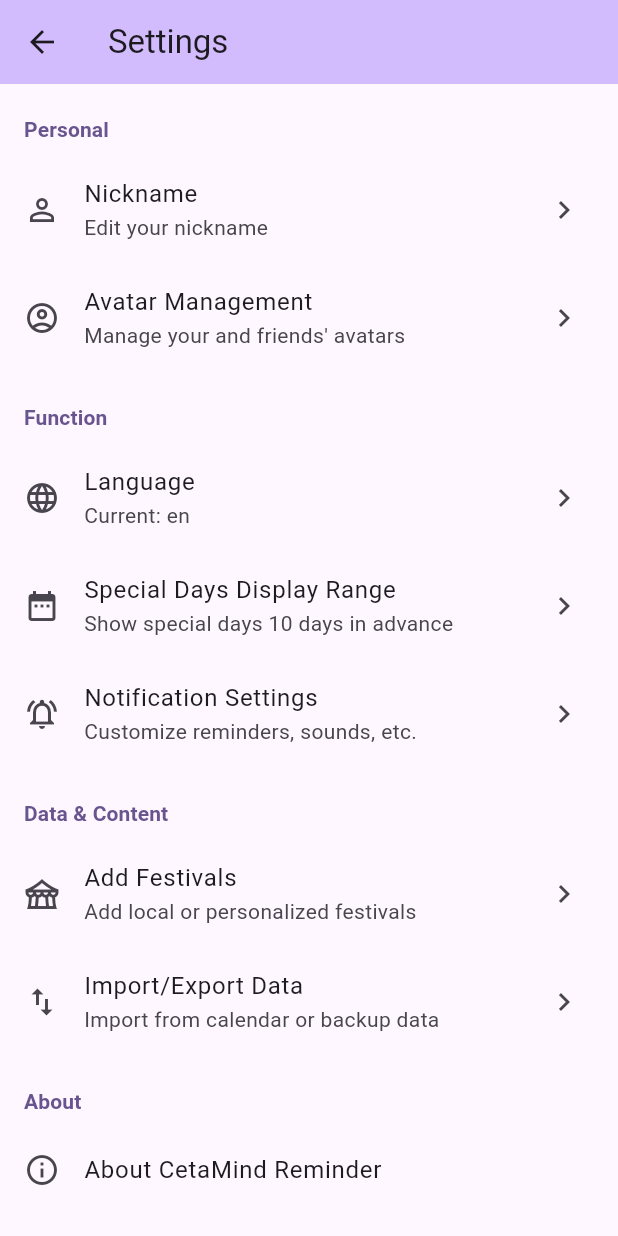
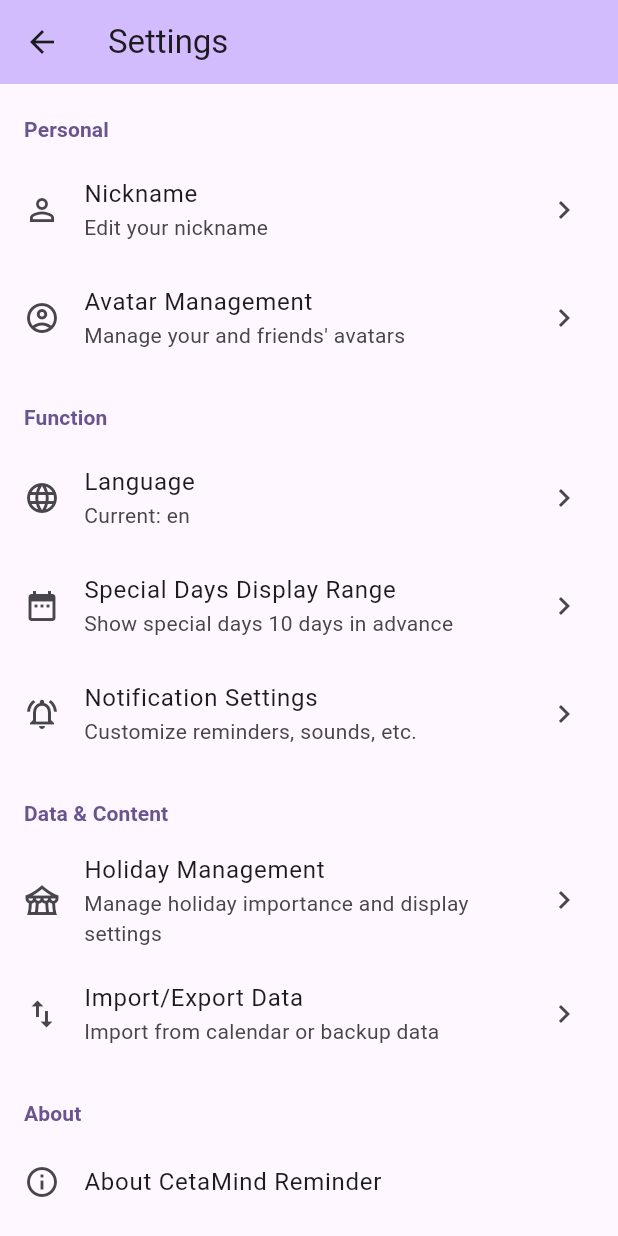
Before and after one commit to deloog/jinlin, a Flutter app: the screen it shows after launch, after a tap on the "settings" icon, on a phone screen of 412 x 824 dp. Run offline on Flutter 3.47's test engine with Material 3 defaults, Android fonts, the light colour scheme and no system bars; our stand-ins replace file_picker, flutter_dotenv, permission_handler, share_plus, shared_preferences, speech_to_text; missing offline and left inert: lunar; generated files the repository leaves out were written again.

Commit message:
实现用户自定义节日重要性功能：1. 创建节日管理页面，允许用户自定义节日重要性；2. 修改节日显示逻辑，根据用户自定义的重要性显示节日；3. 支持中英文界面

```diff
--- a/lib/l10n/app_localizations_en.arb
+++ b/lib/l10n/app_localizations_en.arb
@@ -276,5 +276,11 @@
   "specialDaysRangeTitle": "Special Days Display Range",
   "specialDaysRangeDescription": "Choose how many days in advance to display special days:",
   "specialDaysRangeSubtitle": "Show special days {days} days in advance",
-  "daysText": "days"
+  "daysText": "days",
+
+  "holidayManagementTitle": "Holiday Management",
+  "holidayManagementDescription": "Manage holiday importance and display settings",
+  "importanceNormal": "Normal",
+  "importanceHigh": "Important",
+  "importanceVeryHigh": "Very Important"
   }
--- a/lib/main.dart
+++ b/lib/main.dart
@@ -20,8 +20,7 @@ import 'package:jinlin_app/data/holidays_intl.dart' as intl_holidays; // 国际
 import 'package:jinlin_app/data/holidays_asia.dart' as asia_holidays; // 亚洲节日数据
 import 'package:jinlin_app/data/special_days.dart' as special_days; // 特殊纪念日数据
 import 'package:jinlin_app/holiday_filter_dialog.dart'; // 节日筛选对话框
-import 'package:jinlin_app/special_date.dart';       // <--- 添加这行
-import 'package:jinlin_app/special_date.dart' show ImportanceLevel; // 导入 ImportanceLevel 枚举
+import 'package:jinlin_app/special_date.dart'; // 特殊日期数据模型
 import 'timeline_item.dart';
 
 import 'widgets/page_transitions.dart';
@@ -680,7 +679,7 @@ Widget _buildHolidayCard(BuildContext context, SpecialDate holiday, DateTime upc
     child: ListTile(
        contentPadding: const EdgeInsets.symmetric(vertical: 10.0, horizontal: 16.0),
       leading: CircleAvatar(
-        backgroundColor: holiday.getHolidayColor().withOpacity(0.2),
+        backgroundColor: holiday.getHolidayColor().withValues(alpha: 51), // 修复 withOpacity 废弃问题
         child: Icon(
           holiday.typeIcon,
           color: holiday.getHolidayColor(),
@@ -689,12 +688,12 @@ Widget _buildHolidayCard(BuildContext context, SpecialDate holiday, DateTime upc
       ),
       title: Text(
         holiday.name, // 假设 name 已经是目标语言，或者需要本地化
-        style: TextStyle(fontWeight: FontWeight.bold, fontSize: 16),
+        style: const TextStyle(fontWeight: FontWeight.bold, fontSize: 16),
       ),
       subtitle: Column( // 改用 Column 垂直排列日期信息
         crossAxisAlignment: CrossAxisAlignment.start,
         children: [
-          SizedBox(height: 4.0), // 加一点间距
+          const SizedBox(height: 4.0), // 加一点间距
           Text(
             formattedGregorianDate, // 显示公历日期和剩余天数
             // --- UI 调整：调整字体大小和颜色 ---
@@ -708,12 +707,19 @@ Widget _buildHolidayCard(BuildContext context, SpecialDate holiday, DateTime upc
               child: Text(
                 lunarDateString,
                 // --- UI 调整：农历日期用不同样式 ---
-                style: TextStyle(fontSize: 12, color: Colors.blueGrey),
+                style: const TextStyle(fontSize: 12, color: Colors.blueGrey),
                 // --- UI 调整结束 ---
               ),
             ),
         ],
       ), // 使用 special_date.dart 中的格式化方法
+      // 未来可能添加分享按钮
+      // trailing: IconButton(
+      //   icon: Icon(Icons.share),
+      //   onPressed: () {
+      //     // 分享功能
+      //   },
+      // ),
       onTap: () {
         // 导航到节日详情页
         Navigator.push(
@@ -1180,18 +1186,46 @@ Future<void> _prepareTimelineItems() async {
           final myAppState = context.findAncestorStateOfType<_MyAppState>();
           final specialDaysRange = myAppState?._specialDaysRange ?? 10; // 默认为10天
 
-          // 根据重要性级别决定是否显示
+          // 获取用户自定义的节日重要性
+          final prefs = await SharedPreferences.getInstance();
+          final String? importanceStr = prefs.getString('holidayImportance');
+          Map<String, dynamic> holidayImportance = {};
+
+          if (importanceStr != null) {
+            try {
+              // 解析字符串格式 {key1: value1, key2: value2}
+              final String cleanStr = importanceStr.replaceAll('{', '').replaceAll('}', '');
+              final List<String> pairs = cleanStr.split(',');
+
+              for (final pair in pairs) {
+                if (pair.trim().isEmpty) continue;
+                final List<String> keyValue = pair.split(':');
+                if (keyValue.length == 2) {
+                  final String key = keyValue[0].trim();
+                  final int value = int.tryParse(keyValue[1].trim()) ?? 0;
+                  holidayImportance[key] = value;
+                }
+              }
+            } catch (e) {
+              debugPrint("解析节日重要性失败: $e");
+            }
+          }
+
+          // 获取当前节日的重要性
+          final int importance = holidayImportance[specialDay.id] ?? 0;
+
+          // 根据重要性和时间范围决定是否显示
           bool shouldShow = false;
 
-          // 高重要性的特殊纪念日始终显示
-          if (specialDay.importanceLevel == ImportanceLevel.high) {
+          // 非常重要的节日始终显示
+          if (importance == 2) {
             shouldShow = true;
           }
-          // 中等重要性的特殊纪念日在较长时间范围内显示（2倍范围）
-          else if (specialDay.importanceLevel == ImportanceLevel.medium) {
+          // 重要的节日在较长时间范围内显示（2倍范围）
+          else if (importance == 1) {
             shouldShow = daysDifference >= 0 && daysDifference <= specialDaysRange * 2;
           }
-          // 低重要性的特殊纪念日只在指定范围内显示
+          // 普通重要性的节日只在指定范围内显示
           else {
             shouldShow = daysDifference >= 0 && daysDifference <= specialDaysRange;
           }
--- a/lib/settings_screen.dart
+++ b/lib/settings_screen.dart
@@ -3,6 +3,7 @@ import 'package:flutter/material.dart';
 import 'package:flutter_gen/gen_l10n/app_localizations.dart';
 import 'package:shared_preferences/shared_preferences.dart';
 import 'main.dart';
+import 'holiday_management_screen.dart';
 
 
 class SettingsScreen extends StatefulWidget {
@@ -104,6 +105,7 @@ class _SettingsScreenState extends State<SettingsScreen> {
               _showSpecialDaysRangePicker(context);
             },
           ),
+
            ListTile(
             leading: const Icon(Icons.notifications_active_outlined),
             title: Text(l10n.settingsNotificationTitle), // TODO: 本地化
@@ -121,13 +123,15 @@ class _SettingsScreenState extends State<SettingsScreen> {
            _buildSectionTitle(context, l10n.settingsSectionData), // TODO: 本地化
            ListTile(
             leading: const Icon(Icons.festival_outlined),
-            title: Text(l10n.settingsAddFestivalTitle), // TODO: 本地化
-            subtitle: Text(l10n.settingsAddFestivalSubtitle), // TODO: 本地化
-             trailing: const Icon(Icons.chevron_right),
+            title: Text(l10n.holidayManagementTitle ?? '节日管理'),
+            subtitle: Text(l10n.holidayManagementDescription ?? '管理节日显示和重要性'),
+            trailing: const Icon(Icons.chevron_right),
             onTap: () {
-              // TODO: 导航到添加节日页面
-               ScaffoldMessenger.of(context).showSnackBar(
-                 SnackBar(content: Text(l10n.settingsFeatureNotImplemented(l10n.settingsAddFestivalTitle))),
+              Navigator.push(
+                context,
+                MaterialPageRoute(
+                  builder: (context) => const HolidayManagementScreen(),
+                ),
               );
             },
           ),
```
Also changed, not shown: lib/holiday_management_screen.dart (added, +241 -0 lines), lib/l10n/app_localizations_zh.arb (+7 -1 lines).
